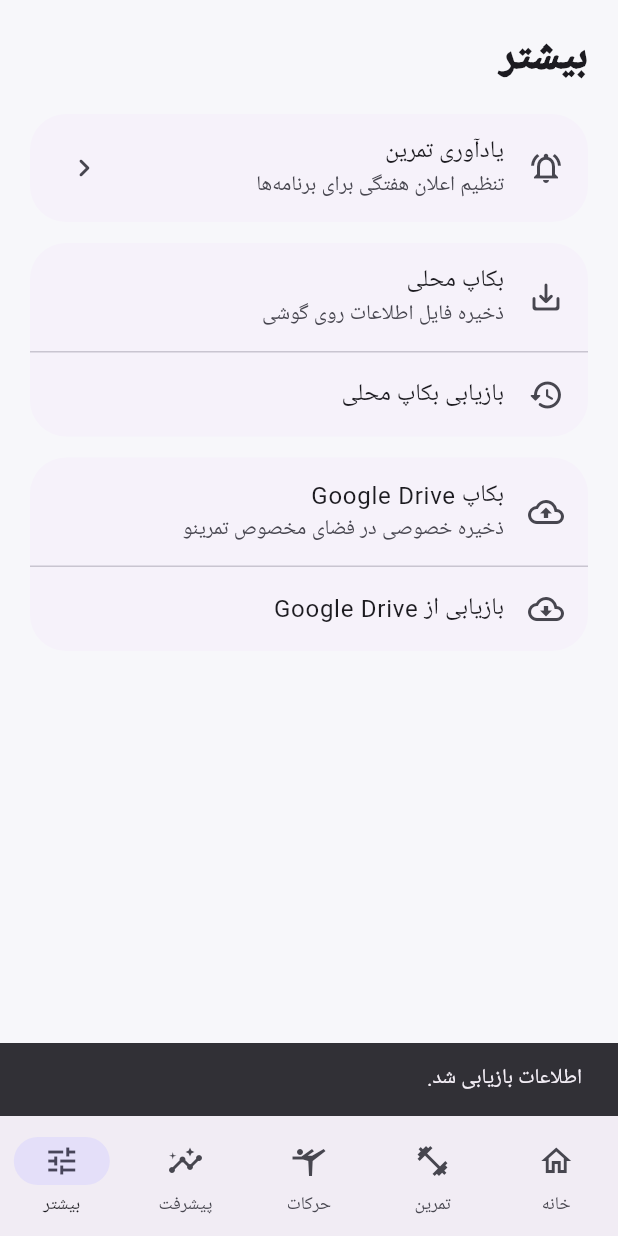
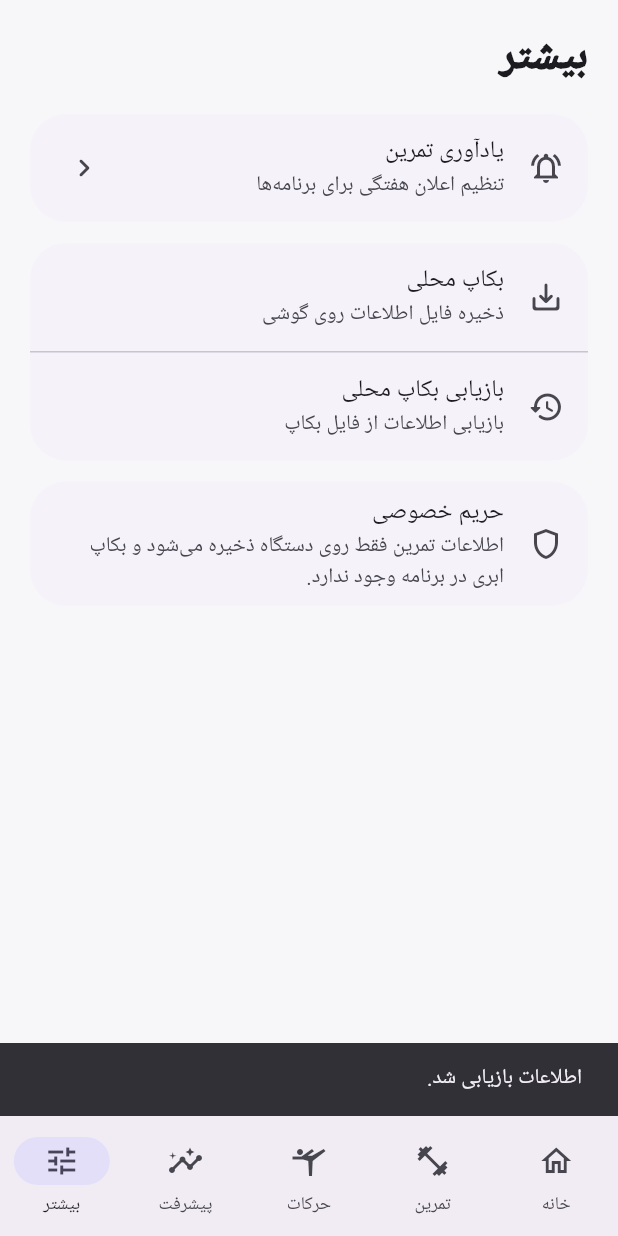
Before and after one commit to sahandse/tamrino, a Flutter app: the screen it shows after launch, item 5 of the bottom bar chosen, after a tap on "بازیابی بکاپ محلی", on a phone screen of 412 x 824 dp. Run offline on Flutter 3.47's test engine with Material 3 defaults, Android fonts, the phone set to English and light mode, and no system bars; our stand-ins replace file_picker, flutter_local_notifications, flutter_timezone, google_sign_in, shared_preferences, sqflite and 1 more; missing offline and left inert: googleapis; accounts and stored records are empty.

Commit message:
feat: remove Google Drive backup UI

```diff
--- a/lib/features/home/home_screen.dart
+++ b/lib/features/home/home_screen.dart
@@ -1,6 +1,5 @@
 import 'package:flutter/material.dart';
 
-import '../../core/backup/google_drive_backup_service.dart';
 import '../../core/backup/local_backup_service.dart';
 import '../../core/database/active_session_repository.dart';
 import '../../core/database/workout_repository.dart';
@@ -190,7 +189,7 @@ class _DashboardState extends State<_Dashboard> {
               Card(child: ListTile(
                 leading: Icon(Icons.lock_outline_rounded, color: colors.primary),
                 title: const Text('اطلاعاتت روی دستگاه می‌ماند'),
-                subtitle: const Text('بکاپ فقط وقتی خودت انتخاب کنی ساخته می‌شود.'),
+                subtitle: const Text('تمرینو بدون حساب کاربری و بدون فضای ابری کار می‌کند.'),
               )),
             ],
           ),
@@ -260,7 +259,6 @@ class _SettingsPageState extends State<_SettingsPage> {
   @override
   Widget build(BuildContext context) {
     final local = LocalBackupService();
-    final drive = GoogleDriveBackupService();
     return ListView(
       padding: const EdgeInsets.all(20),
       children: [
@@ -275,16 +273,26 @@ class _SettingsPageState extends State<_SettingsPage> {
         )),
         const SizedBox(height: 14),
         Card(child: Column(children: [
-          ListTile(leading: const Icon(Icons.save_alt_rounded), title: const Text('بکاپ محلی'), subtitle: const Text('ذخیره فایل اطلاعات روی گوشی'), onTap: busy ? null : () => run(() async { await local.exportBackup(); }, 'بکاپ محلی ساخته شد.')),
+          ListTile(
+            leading: const Icon(Icons.save_alt_rounded),
+            title: const Text('بکاپ محلی'),
+            subtitle: const Text('ذخیره فایل اطلاعات روی گوشی'),
+            onTap: busy ? null : () => run(() async { await local.exportBackup(); }, 'بکاپ محلی ساخته شد.'),
+          ),
           const Divider(height: 1),
-          ListTile(leading: const Icon(Icons.restore_rounded), title: const Text('بازیابی بکاپ محلی'), onTap: busy ? null : () => run(local.restoreFromPicker, 'اطلاعات بازیابی شد.')),
+          ListTile(
+            leading: const Icon(Icons.restore_rounded),
+            title: const Text('بازیابی بکاپ محلی'),
+            subtitle: const Text('بازیابی اطلاعات از فایل بکاپ'),
+            onTap: busy ? null : () => run(local.restoreFromPicker, 'اطلاعات بازیابی شد.'),
+          ),
         ])),
         const SizedBox(height: 14),
-        Card(child: Column(children: [
-          ListTile(leading: const Icon(Icons.cloud_upload_outlined), title: const Text('بکاپ Google Drive'), subtitle: const Text('ذخیره خصوصی در فضای مخصوص تمرینو'), onTap: busy ? null : () => run(drive.uploadBackup, 'بکاپ در Google Drive ذخیره شد.')),
-          const Divider(height: 1),
-          ListTile(leading: const Icon(Icons.cloud_download_outlined), title: const Text('بازیابی از Google Drive'), onTap: busy ? null : () => run(drive.restoreLatest, 'آخرین بکاپ Google Drive بازیابی شد.')),
-        ])),
+        const Card(child: ListTile(
+          leading: Icon(Icons.shield_outlined),
+          title: Text('حریم خصوصی'),
+          subtitle: Text('اطلاعات تمرین فقط روی دستگاه ذخیره می‌شود و بکاپ ابری در برنامه وجود ندارد.'),
+        )),
         if (busy) ...[const SizedBox(height: 18), const Center(child: CircularProgressIndicator())],
       ],
     );
```
